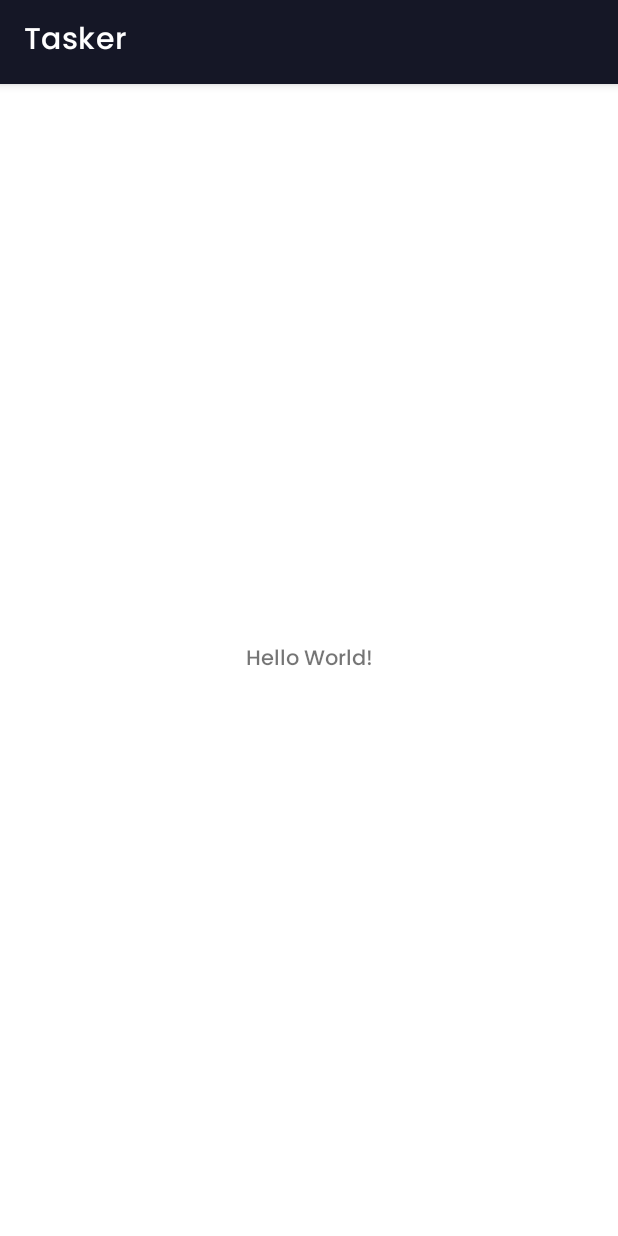
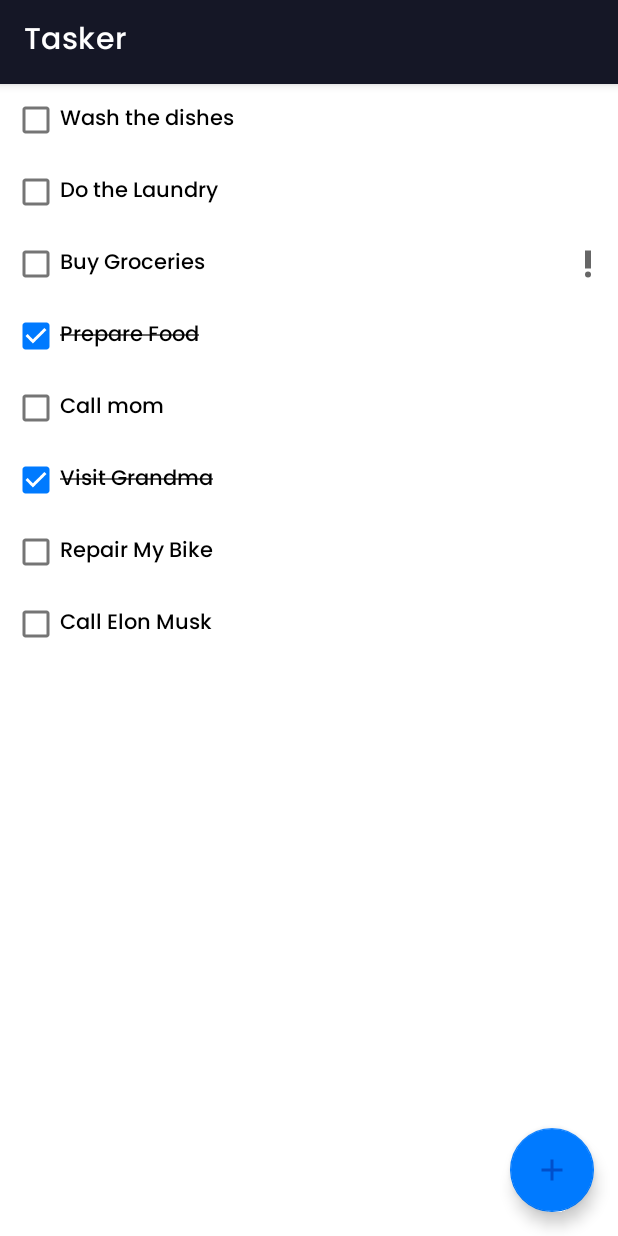
Before and after one commit to iamspathan/Tasker---It-s-Done, an Android app: the screen it shows after launch (MainActivity), on a phone screen of 412 x 824 dp. Run offline under Robolectric (Android 15) with nearby library versions, the phone set to English and light mode, and no system bars; our stand-ins replace Dagger/Hilt's generated code, Room's generated code; libraries missing offline, so code that uses them is left out: androidx.hilt.lifecycle.

Commit message:
documentation added

```diff
--- a/app/build.gradle
+++ b/app/build.gradle
@@ -37,6 +37,11 @@ android {
         freeCompilerArgs += "-Xopt-in=kotlinx.coroutines.ExperimentalCoroutinesApi"
 
     }
+
+    viewBinding {
+        enabled true
+    }
+
 }
 
 dependencies {
--- a/app/src/main/AndroidManifest.xml
+++ b/app/src/main/AndroidManifest.xml
@@ -3,13 +3,14 @@
     xmlns:android="http://schemas.android.com/apk/res/android">
 
     <application
+        android:name=".TaskerApplication"
         android:allowBackup="true"
         android:icon="@mipmap/ic_launcher"
         android:label="@string/app_name"
         android:roundIcon="@mipmap/ic_launcher_round"
         android:supportsRtl="true"
         android:theme="@style/Theme.Tasker">
-        <activity android:name=".MainActivity">
+        <activity android:name=".ui.MainActivity">
             <intent-filter>
                 <action android:name="android.intent.action.MAIN" />
 
--- /dev/null
+++ b/app/src/main/java/dev/iamspathan/tasker/TaskerApplication.kt
@@ -0,0 +1,11 @@
+package dev.iamspathan.tasker
+
+import android.app.Application
+import dagger.hilt.android.HiltAndroidApp
+
+@HiltAndroidApp
+class TaskerApplication : Application() {
+
+
+
+}
--- /dev/null
+++ b/app/src/main/java/dev/iamspathan/tasker/data/TaskDao.kt
@@ -0,0 +1,30 @@
+package dev.iamspathan.tasker.data
+
+import androidx.room.Dao
+import androidx.room.Delete
+import androidx.room.Insert
+import androidx.room.OnConflictStrategy
+import androidx.room.Query
+import androidx.room.Update
+import kotlinx.coroutines.flow.Flow
+
+@Dao
+interface TaskDao {
+
+
+    @Insert(onConflict = OnConflictStrategy.REPLACE)
+    suspend fun insert(task:Task)
+
+    @Update
+    suspend fun update(task: Task)
+
+    @Delete
+    suspend fun delete(task: Task)
+
+    @Query("SELECT * FROM task_table")
+    fun getTask(): Flow<List<Task>>
+
+
+
+
+}
--- /dev/null
+++ b/app/src/main/java/dev/iamspathan/tasker/data/TaskDatabase.kt
@@ -0,0 +1,44 @@
+package dev.iamspathan.tasker.data
+
+import androidx.room.Database
+import androidx.room.RoomDatabase
+import androidx.sqlite.db.SupportSQLiteDatabase
+import dev.iamspathan.tasker.di.ApplicationScope
+import kotlinx.coroutines.CoroutineScope
+import kotlinx.coroutines.GlobalScope
+import kotlinx.coroutines.launch
+import javax.inject.Inject
+import javax.inject.Provider
+
+@Database(entities = [Task::class], version = 1, exportSchema = true)
+abstract class TaskDatabase  : RoomDatabase(){
+
+    abstract fun taskDao() : TaskDao
+
+
+    class CallBack @Inject constructor(
+        private val database:Provider<TaskDatabase>,
+        @ApplicationScope private val applicationScope: CoroutineScope//Lazy Initialization
+    ) : RoomDatabase.Callback(){
+
+        override fun onCreate(db: SupportSQLiteDatabase) {
+            super.onCreate(db)
+            val dao = database.get().taskDao()
+            applicationScope.launch {
+                dao.insert(Task(name = "Wash the dishes"))
+                dao.insert(Task(name = "Do the Laundry"))
+                dao.insert(Task(name = "Buy Groceries", important = true))
+                dao.insert(Task(name = "Prepare Food", completed = true))
+                dao.insert(Task(name = "Call mom"))
+                dao.insert(Task(name = "Visit Grandma", completed = true))
+                dao.insert(Task(name = "Repair My Bike"))
+                dao.insert(Task(name = "Call Elon Musk"))
+            }
+
+
+
+
+
+        }
+    }
+}
--- /dev/null
+++ b/app/src/main/java/dev/iamspathan/tasker/di/AppModule.kt
@@ -0,0 +1,43 @@
+package dev.iamspathan.tasker.di
+
+import android.app.Application
+import androidx.room.PrimaryKey
+import androidx.room.Room
+import androidx.room.RoomDatabase
+import dagger.Module
+import dagger.Provides
+import dagger.hilt.InstallIn
+import dagger.hilt.android.components.ApplicationComponent
+import dagger.hilt.android.qualifiers.ApplicationContext
+import dev.iamspathan.tasker.data.TaskDatabase
+import kotlinx.coroutines.CoroutineScope
+import kotlinx.coroutines.SupervisorJob
+import javax.inject.Qualifier
+import javax.inject.Singleton
+import kotlin.annotation.AnnotationRetention.RUNTIME
+
+@Module
+@InstallIn(ApplicationComponent::class)
+object AppModule {
+
+    @Provides
+    @Singleton
+    fun provideDatabase(application: Application,
+        callback : TaskDatabase.CallBack
+    ) = Room.databaseBuilder(application, TaskDatabase::class.java, "task_database")
+            .fallbackToDestructiveMigration()
+            .addCallback(callback)
+            .build()
+
+    @Provides
+    fun provideTaskDao(taskDatabase: TaskDatabase) = taskDatabase.taskDao()
+
+    @ApplicationScope
+    @Provides
+    @Singleton
+    fun provideApplicationScope() = CoroutineScope(SupervisorJob())
+
+}
+@Retention(RUNTIME)
+@Qualifier
+annotation class ApplicationScope
--- a/app/src/main/java/dev/iamspathan/tasker/MainActivity.kt
+++ b/app/src/main/java/dev/iamspathan/tasker/ui/MainActivity.kt
@@ -1,12 +1,15 @@
-package dev.iamspathan.tasker
+package dev.iamspathan.tasker.ui
 
 import androidx.appcompat.app.AppCompatActivity
 import android.os.Bundle
+import dagger.hilt.android.AndroidEntryPoint
+import dev.iamspathan.tasker.R.layout
 
+@AndroidEntryPoint
 class MainActivity : AppCompatActivity() {
 
     override fun onCreate(savedInstanceState: Bundle?) {
         super.onCreate(savedInstanceState)
-        setContentView(R.layout.activity_main)
+        setContentView(layout.activity_main)
     }
 }
--- /dev/null
+++ b/app/src/main/java/dev/iamspathan/tasker/ui/tasks/TaskFragment.kt
@@ -0,0 +1,39 @@
+package dev.iamspathan.tasker.ui.tasks
+
+import android.os.Bundle
+import android.view.View
+import androidx.fragment.app.Fragment
+import androidx.fragment.app.viewModels
+import androidx.lifecycle.Observer
+import androidx.recyclerview.widget.LinearLayoutManager
+import dagger.hilt.android.AndroidEntryPoint
+import dev.iamspathan.tasker.R
+import dev.iamspathan.tasker.databinding.FragmentTaskBinding
+
+@AndroidEntryPoint
+class TaskFragment : Fragment(R.layout.fragment_task) {
+
+    private val viewModel: TaskViewModel by viewModels()
+    private lateinit var binding: FragmentTaskBinding
+
+    override fun onViewCreated(view: View, savedInstanceState: Bundle?) {
+        super.onViewCreated(view, savedInstanceState)
+        binding = FragmentTaskBinding.bind(view)
+
+        val taskAdapter = TasksAdapter()
+        binding.apply {
+            recyclerViewTask.apply {
+                adapter  = taskAdapter
+                layoutManager = LinearLayoutManager(requireContext())
+                setHasFixedSize(true)
+            }
+
+        }
+
+        viewModel.tasks.observe(viewLifecycleOwner) {
+            taskAdapter.submitList(it)
+        }
+
+    }
+
+}
--- /dev/null
+++ b/app/src/main/java/dev/iamspathan/tasker/ui/tasks/TaskViewModel.kt
@@ -0,0 +1,14 @@
+package dev.iamspathan.tasker.ui.tasks
+
+import androidx.hilt.lifecycle.ViewModelInject
+import androidx.lifecycle.ViewModel
+import androidx.lifecycle.asLiveData
+import dev.iamspathan.tasker.data.TaskDao
+
+class TaskViewModel @ViewModelInject constructor(
+    private val taskDao: TaskDao
+): ViewModel() {
+
+    val tasks  = taskDao.getTask().asLiveData()
+
+}
--- /dev/null
+++ b/app/src/main/java/dev/iamspathan/tasker/ui/tasks/TasksAdapter.kt
@@ -0,0 +1,46 @@
+package dev.iamspathan.tasker.ui.tasks
+
+import android.view.LayoutInflater
+import android.view.ViewGroup
+import androidx.core.view.isVisible
+import androidx.recyclerview.widget.DiffUtil
+import androidx.recyclerview.widget.ListAdapter
+import androidx.recyclerview.widget.RecyclerView
+import androidx.recyclerview.widget.RecyclerView.ViewHolder
+import dev.iamspathan.tasker.data.Task
+import dev.iamspathan.tasker.databinding.ItemTaskBinding
+import dev.iamspathan.tasker.ui.tasks.TasksAdapter.TaskViewHolder
+
+class TasksAdapter : ListAdapter<Task, TaskViewHolder>(DiffCallBack()) {
+
+    class TaskViewHolder(private val binding: ItemTaskBinding) : RecyclerView.ViewHolder(binding.root) {
+
+        fun bind(task: Task) {
+            binding.apply {
+                textViewTaskName.text = task.name
+                checkBoxCompleted.isChecked = task.completed
+                textViewTaskName.paint.isStrikeThruText = task.completed
+                labelPriority.isVisible = task.important
+            }
+        }
+    }
+
+    override fun onCreateViewHolder(parent: ViewGroup, viewType: Int): TaskViewHolder {
+        val binding = ItemTaskBinding.inflate(LayoutInflater.from(parent.context), parent, false)
+        return TaskViewHolder(binding)
+    }
+
+    override fun onBindViewHolder(holder: TaskViewHolder, position: Int) {
+        val currentItem = getItem(position)
+        holder.bind(currentItem)
+    }
+
+    class DiffCallBack : DiffUtil.ItemCallback<Task>() {
+
+        override fun areItemsTheSame(oldItem: Task, newItem: Task) =
+            oldItem.id == newItem.id
+
+        override fun areContentsTheSame(oldItem: Task, newItem: Task) =
+            oldItem == newItem
+    }
+}
--- a/app/src/main/res/layout/activity_main.xml
+++ b/app/src/main/res/layout/activity_main.xml
@@ -4,15 +4,15 @@
     xmlns:tools="http://schemas.android.com/tools"
     android:layout_width="match_parent"
     android:layout_height="match_parent"
-    tools:context=".MainActivity">
+    tools:context=".ui.MainActivity">
 
-    <TextView
-        android:layout_width="wrap_content"
-        android:layout_height="wrap_content"
-        android:text="Hello World!"
-        app:layout_constraintBottom_toBottomOf="parent"
-        app:layout_constraintLeft_toLeftOf="parent"
-        app:layout_constraintRight_toRightOf="parent"
-        app:layout_constraintTop_toTopOf="parent" />
+    <androidx.fragment.app.FragmentContainerView
+        android:layout_width="match_parent"
+        android:layout_height="match_parent"
+        android:id="@+id/nav_host_fragment_container"
+        android:name="androidx.navigation.fragment.NavHostFragment"
+        app:defaultNavHost="true"
+        app:navGraph="@navigation/nav_graph" />
+
 
 </androidx.constraintlayout.widget.ConstraintLayout>
--- a/app/src/main/res/layout/fragment_task.xml
+++ b/app/src/main/res/layout/fragment_task.xml
@@ -1,7 +1,9 @@
 <?xml version="1.0" encoding="utf-8"?>
 <androidx.coordinatorlayout.widget.CoordinatorLayout xmlns:android="http://schemas.android.com/apk/res/android"
     android:layout_width="match_parent"
-    android:layout_height="match_parent">
+    android:layout_height="match_parent"
+    xmlns:tools="http://schemas.android.com/tools"
+    tools:context=".ui.tasks.TaskFragment">
 
     <androidx.recyclerview.widget.RecyclerView
         android:id="@+id/recycler_view_task"
--- /dev/null
+++ b/app/src/main/res/navigation/nav_graph.xml
@@ -0,0 +1,12 @@
+<?xml version="1.0" encoding="utf-8"?>
+<navigation xmlns:android="http://schemas.android.com/apk/res/android"
+    xmlns:app="http://schemas.android.com/apk/res-auto"
+    xmlns:tools="http://schemas.android.com/tools"
+    android:id="@+id/nav_graph"
+    app:startDestination="@id/taskFragment">
+    <fragment
+        android:id="@+id/taskFragment"
+        android:name="dev.iamspathan.tasker.ui.tasks.TaskFragment"
+        android:label="fragment_task"
+        tools:layout="@layout/fragment_task" />
+</navigation>
```
Also changed, not shown: 1 other file.
